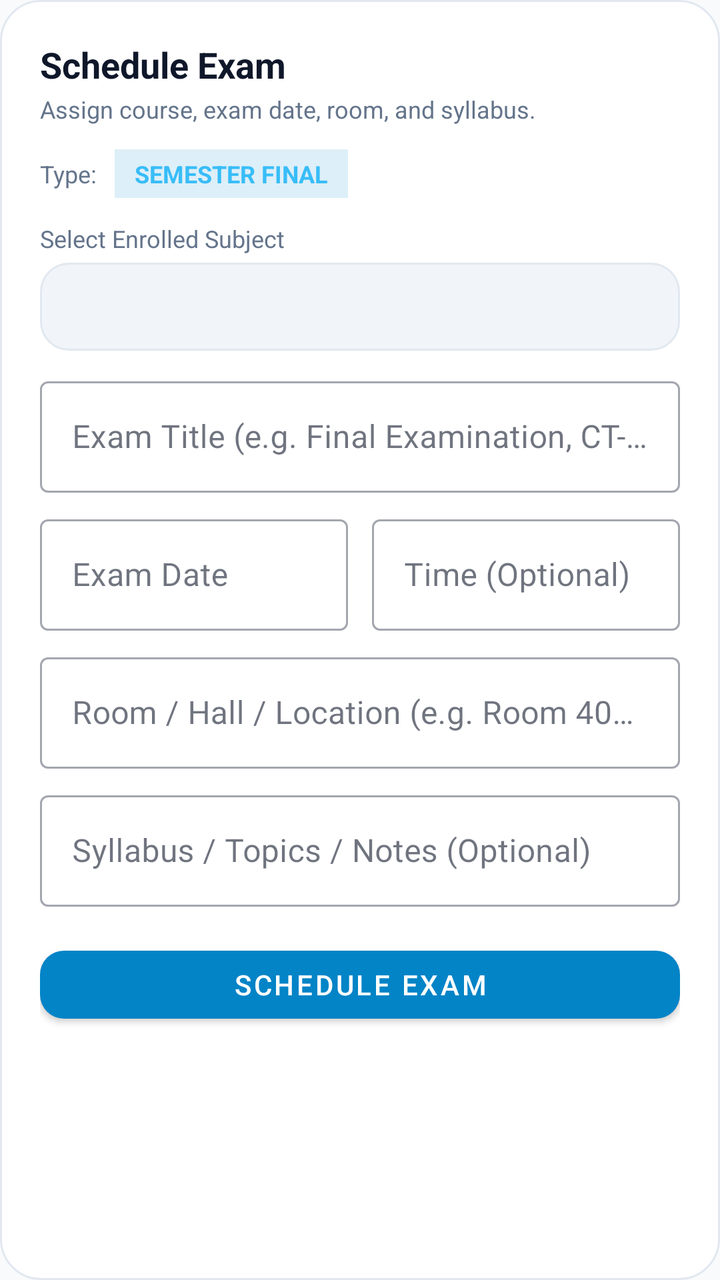
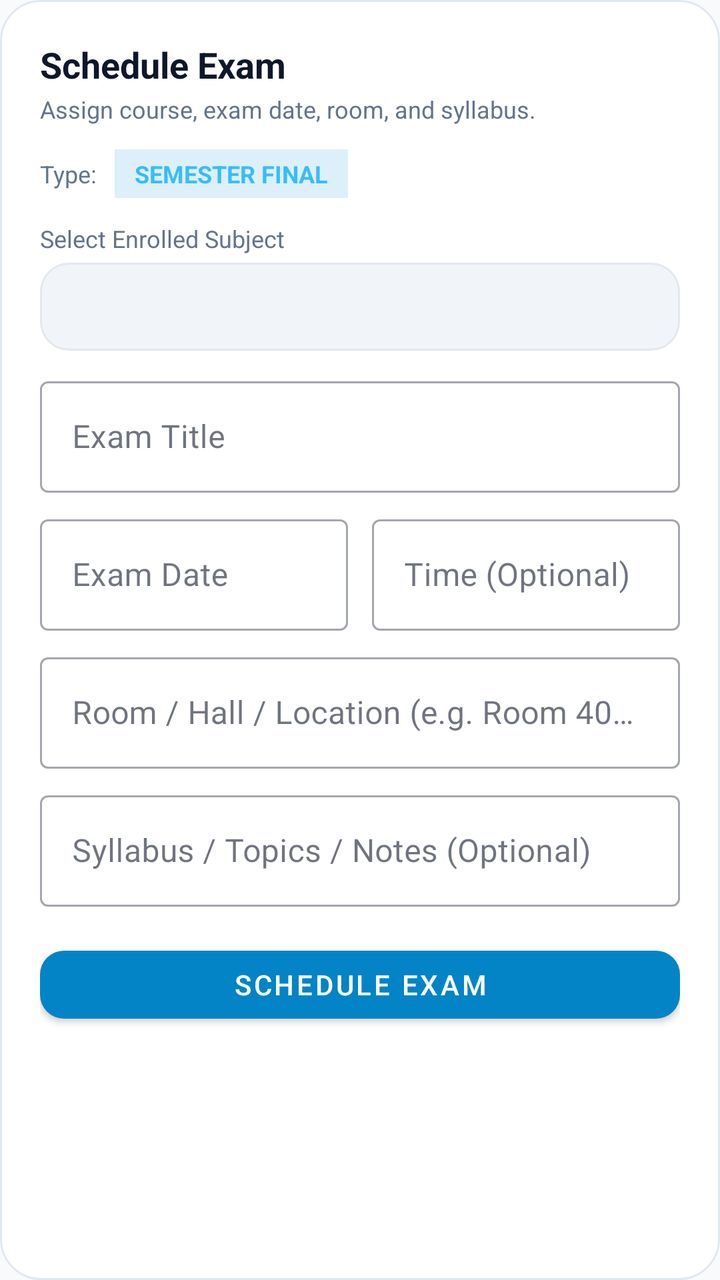

An Android layout rendered at two revisions. The XML below is the earlier revision; the diff shows what the commit changed to produce the second picture.
<!-- AndroidManifest.xml: application theme Theme.LifeSync -->
<!-- res/layout/dialog_add_exam.xml -->
<?xml version="1.0" encoding="utf-8"?>
<LinearLayout xmlns:android="http://schemas.android.com/apk/res/android"
    xmlns:app="http://schemas.android.com/apk/res-auto"
    android:layout_width="match_parent"
    android:layout_height="wrap_content"
    android:background="@drawable/bg_dialog_glass"
    android:orientation="vertical"
    android:padding="20dp">

    <TextView
        android:id="@+id/tvExamDialogTitle"
        android:layout_width="wrap_content"
        android:layout_height="wrap_content"
        android:text="Schedule Exam"
        android:textColor="@color/text_primary"
        android:textSize="18sp"
        android:textStyle="bold" />

    <TextView
        android:id="@+id/tvExamDialogSubtitle"
        android:layout_width="wrap_content"
        android:layout_height="wrap_content"
        android:layout_marginTop="2dp"
        android:text="Assign course, exam date, room, and syllabus."
        android:textColor="@color/text_secondary"
        android:textSize="12sp" />

    
    <LinearLayout
        android:layout_width="match_parent"
        android:layout_height="wrap_content"
        android:layout_marginTop="12dp"
        android:gravity="center_vertical"
        android:orientation="horizontal">

        <TextView
            android:layout_width="wrap_content"
            android:layout_height="wrap_content"
            android:text="Type: "
            android:textColor="@color/text_secondary"
            android:textSize="12sp" />

        <TextView
            android:id="@+id/tvExamTypeBadge"
            android:layout_width="wrap_content"
            android:layout_height="wrap_content"
            android:layout_marginStart="6dp"
            android:background="#220284C7"
            android:paddingHorizontal="10dp"
            android:paddingVertical="4dp"
            android:text="SEMESTER FINAL"
            android:textColor="#38BDF8"
            android:textSize="12sp"
            android:textStyle="bold" />
    </LinearLayout>

    
    <TextView
        android:layout_width="wrap_content"
        android:layout_height="wrap_content"
        android:layout_marginTop="12dp"
        android:text="Select Enrolled Subject"
        android:textColor="@color/text_secondary"
        android:textSize="12sp" />

    <Spinner
        android:id="@+id/spExamSubject"
        android:layout_width="match_parent"
        android:layout_height="44dp"
        android:layout_marginTop="4dp"
        android:background="@drawable/bg_chip_unselected" />

    
    <com.google.android.material.textfield.TextInputLayout
        style="@style/Widget.MaterialComponents.TextInputLayout.OutlinedBox"
        android:layout_width="match_parent"
        android:layout_height="wrap_content"
        android:layout_marginTop="10dp"
        android:hint="Exam Title (e.g. Final Examination, CT-1)">

        <com.google.android.material.textfield.TextInputEditText
            android:id="@+id/etExamTitle"
            android:layout_width="match_parent"
            android:layout_height="wrap_content" />
    </com.google.android.material.textfield.TextInputLayout>

    
    <LinearLayout
        android:layout_width="match_parent"
        android:layout_height="wrap_content"
        android:layout_marginTop="8dp"
        android:orientation="horizontal">

        <com.google.android.material.textfield.TextInputLayout
            style="@style/Widget.MaterialComponents.TextInputLayout.OutlinedBox"
            android:layout_width="0dp"
            android:layout_height="wrap_content"
            android:layout_marginEnd="6dp"
            android:layout_weight="1"
            android:hint="Exam Date">

            <com.google.android.material.textfield.TextInputEditText
                android:id="@+id/etExamDate"
                android:layout_width="match_parent"
                android:layout_height="wrap_content"
                android:cursorVisible="false"
                android:focusable="false" />
        </com.google.android.material.textfield.TextInputLayout>

        <com.google.android.material.textfield.TextInputLayout
            style="@style/Widget.MaterialComponents.TextInputLayout.OutlinedBox"
            android:layout_width="0dp"
            android:layout_height="wrap_content"
            android:layout_marginStart="6dp"
            android:layout_weight="1"
            android:hint="Time (Optional)">

            <com.google.android.material.textfield.TextInputEditText
                android:id="@+id/etExamTime"
                android:layout_width="match_parent"
                android:layout_height="wrap_content"
                android:cursorVisible="false"
                android:focusable="false" />
        </com.google.android.material.textfield.TextInputLayout>
    </LinearLayout>

    
    <com.google.android.material.textfield.TextInputLayout
        style="@style/Widget.MaterialComponents.TextInputLayout.OutlinedBox"
        android:layout_width="match_parent"
        android:layout_height="wrap_content"
        android:layout_marginTop="8dp"
        android:hint="Room / Hall / Location (e.g. Room 402, Main Aud)">

        <com.google.android.material.textfield.TextInputEditText
            android:id="@+id/etExamRoom"
            android:layout_width="match_parent"
            android:layout_height="wrap_content" />
    </com.google.android.material.textfield.TextInputLayout>

    
    <com.google.android.material.textfield.TextInputLayout
        style="@style/Widget.MaterialComponents.TextInputLayout.OutlinedBox"
        android:layout_width="match_parent"
        android:layout_height="wrap_content"
        android:layout_marginTop="8dp"
        android:hint="Syllabus / Topics / Notes (Optional)">

        <com.google.android.material.textfield.TextInputEditText
            android:id="@+id/etExamNotes"
            android:layout_width="match_parent"
            android:layout_height="wrap_content" />
    </com.google.android.material.textfield.TextInputLayout>

    <com.google.android.material.button.MaterialButton
        android:id="@+id/btnSaveExam"
        android:layout_width="match_parent"
        android:layout_height="46dp"
        android:layout_marginTop="16dp"
        android:text="Schedule Exam"
        app:cornerRadius="12dp" />

</LinearLayout>
<!-- resources referenced by this layout -->
<resources>
  <color name="text_primary">#0F172A</color>
  <color name="text_secondary">#64748B</color>
  <!-- drawable bg_chip_unselected (drawable) -->
  <?xml version="1.0" encoding="utf-8"?>
  <shape xmlns:android="http://schemas.android.com/apk/res/android"
      android:shape="rectangle">
      <solid android:color="@color/surface_variant" />
      <corners android:radius="14dp" />
      <stroke
          android:width="1dp"
          android:color="@color/card_stroke" />
  </shape>
  <!-- drawable bg_dialog_glass (drawable) -->
  <?xml version="1.0" encoding="utf-8"?>
  <shape xmlns:android="http://schemas.android.com/apk/res/android"
      android:shape="rectangle">
      <corners android:radius="20dp" />
      <solid android:color="@color/surface" />
      <stroke
          android:width="1dp"
          android:color="@color/card_stroke" />
  </shape>
  <style name="Theme.LifeSync" parent="Theme.MaterialComponents.DayNight.NoActionBar">
          <item name="colorPrimary">@color/primary</item>
          <item name="colorPrimaryVariant">@color/primary_variant</item>
          <item name="colorOnPrimary">@color/on_primary</item>
          <item name="colorSecondary">@color/secondary</item>
          <item name="colorSecondaryVariant">@color/secondary_variant</item>
          <item name="colorOnSecondary">@color/on_secondary</item>
          <item name="colorSurface">@color/surface</item>
          <item name="colorOnSurface">@color/text_primary</item>
          <item name="colorOnBackground">@color/text_primary</item>
          <item name="colorOnSurfaceVariant">@color/text_secondary</item>
          <item name="android:colorBackground">@color/background</item>
          <item name="android:windowBackground">@color/background</item>
          <item name="android:textColorPrimary">@color/text_primary</item>
          <item name="android:textColorSecondary">@color/text_secondary</item>
          <item name="android:statusBarColor">@color/background</item>
          <item name="android:windowLightStatusBar">true</item>
          <item name="android:navigationBarColor">@color/background</item>
          <item name="materialCardViewStyle">@style/CardElevationRounded</item>
          <item name="android:textViewStyle">@style/DuoRhythmTextView</item>
          <item name="android:editTextStyle">@style/DuoRhythmEditText</item>
          <item name="editTextStyle">@style/DuoRhythmEditText</item>
      </style>
  <color name="surface_variant">#F1F5F9</color>
  <color name="card_stroke">#E2E8F0</color>
  <color name="surface">#FFFFFF</color>
  <color name="primary">#0284C7</color>
  <color name="primary_variant">#0369A1</color>
  <color name="on_primary">#FFFFFF</color>
  <color name="secondary">#7C3AED</color>
  <color name="secondary_variant">#6D28D9</color>
  <color name="on_secondary">#FFFFFF</color>
  <color name="background">#F8FAFC</color>
  <style name="CardElevationRounded" parent="Widget.MaterialComponents.CardView">
          <item name="cardCornerRadius">22dp</item>
          <item name="cardElevation">2dp</item>
          <item name="strokeWidth">1dp</item>
          <item name="strokeColor">@color/card_stroke</item>
          <item name="cardBackgroundColor">@color/surface_card</item>
      </style>
  <style name="DuoRhythmTextView" parent="android:Widget.TextView">
          <item name="android:lineSpacingExtra">2dp</item>
          <item name="android:fontFamily">sans-serif</item>
          <item name="android:includeFontPadding">true</item>
      </style>
  <style name="DuoRhythmEditText" parent="android:Widget.EditText">
          <item name="android:lineSpacingExtra">2dp</item>
          <item name="android:fontFamily">sans-serif</item>
          <item name="android:includeFontPadding">true</item>
          <item name="android:textColor">@color/text_primary</item>
          <item name="android:textColorHint">@color/text_secondary</item>
      </style>
  <color name="surface_card">#FFFFFF</color>
</resources>

<!-- the commit's change to res/layout/dialog_add_exam.xml (unified diff, before → after) -->
@@ -72,11 +72,12 @@
 
     
     <com.google.android.material.textfield.TextInputLayout
+        android:id="@+id/tilExamTitle"
         style="@style/Widget.MaterialComponents.TextInputLayout.OutlinedBox"
         android:layout_width="match_parent"
         android:layout_height="wrap_content"
         android:layout_marginTop="10dp"
-        android:hint="Exam Title (e.g. Final Examination, CT-1)">
+        android:hint="Exam Title">
 
         <com.google.android.material.textfield.TextInputEditText
             android:id="@+id/etExamTitle"
